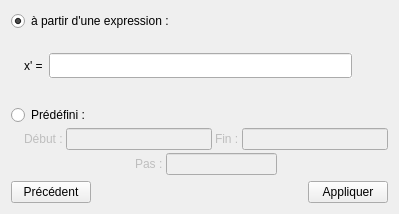
Qt form DataPlot/filloptions.ui (AdelKS/ZeGrapher) before a commit.
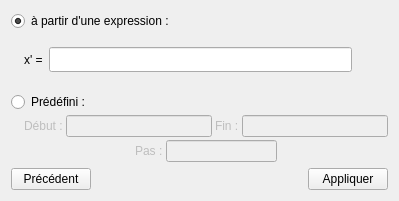
The same form after that commit. Icons and pictures are not drawn.

```diff
--- a/DataPlot/filloptions.ui
+++ b/DataPlot/filloptions.ui
@@ -7,7 +7,7 @@
     <x>0</x>
     <y>0</y>
     <width>399</width>
-    <height>214</height>
+    <height>201</height>
    </rect>
   </property>
   <property name="sizePolicy">
@@ -78,7 +78,7 @@
              </size>
             </property>
             <property name="autoFillBackground">
-             <bool>true</bool>
+             <bool>false</bool>
             </property>
            </widget>
           </item>
@@ -201,7 +201,7 @@
                </size>
               </property>
               <property name="autoFillBackground">
-               <bool>true</bool>
+               <bool>false</bool>
               </property>
              </widget>
             </item>
@@ -227,7 +227,7 @@
                </size>
               </property>
               <property name="autoFillBackground">
-               <bool>true</bool>
+               <bool>false</bool>
               </property>
              </widget>
             </item>
@@ -264,7 +264,7 @@
                </size>
               </property>
               <property name="autoFillBackground">
-               <bool>true</bool>
+               <bool>false</bool>
               </property>
              </widget>
             </item>
```
